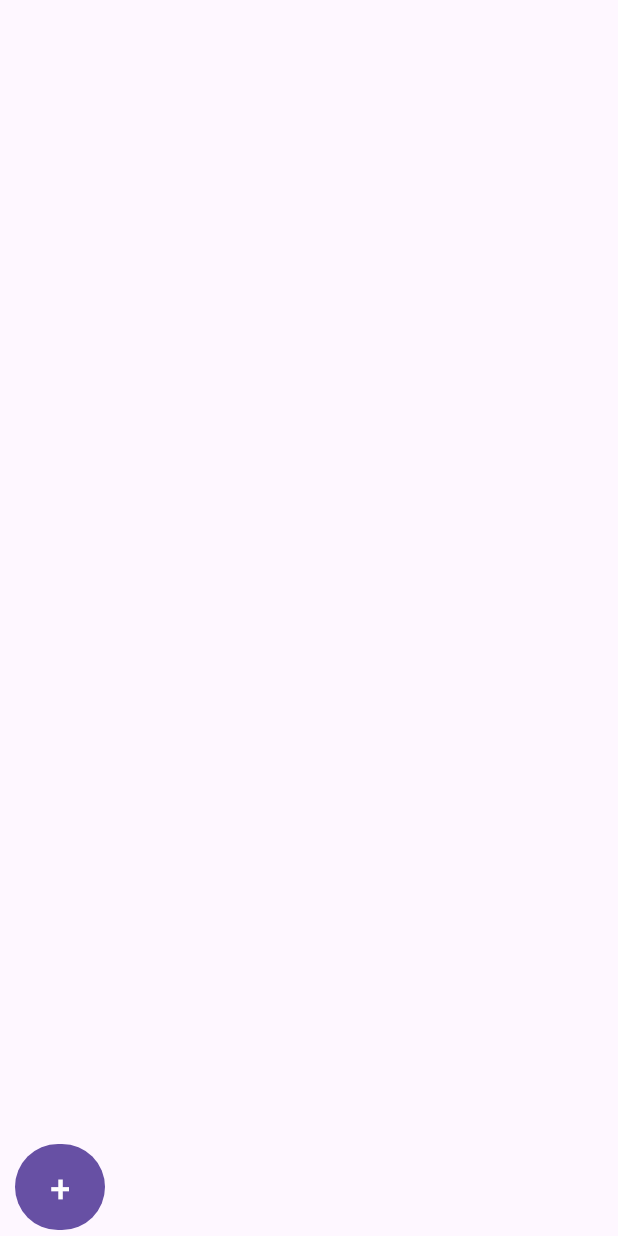
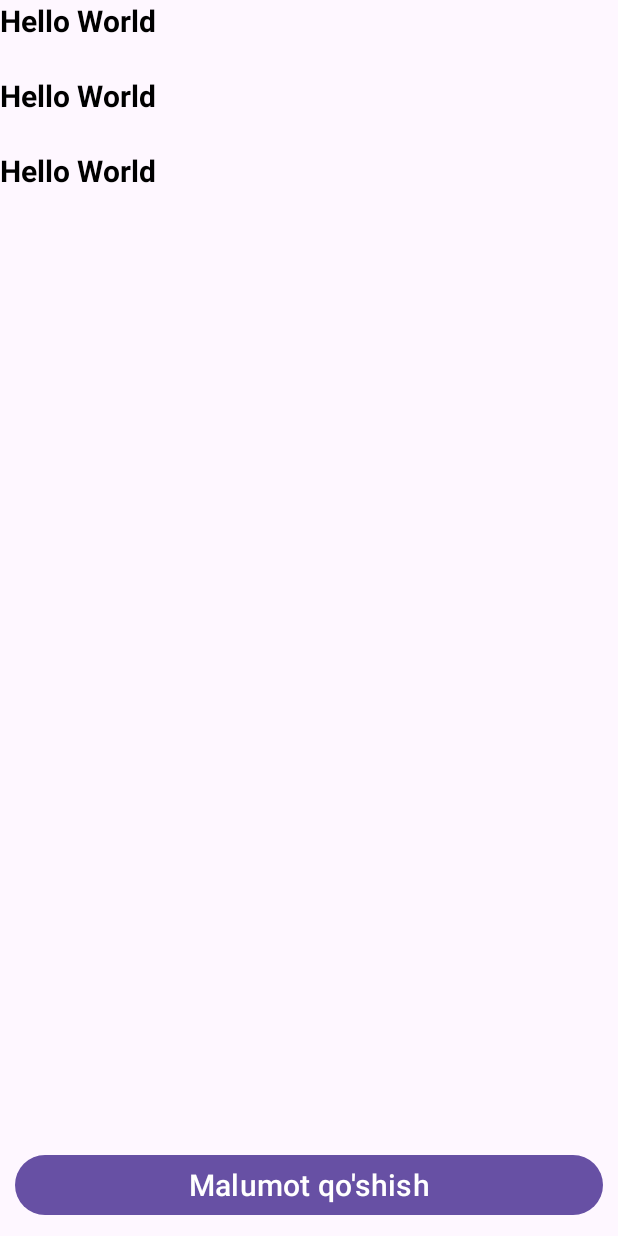
Before and after one commit to sherco707/daftar, an Android app: the layout activity_main.xml on its own in the app's theme, with its tools: preview values and no code run, on a phone screen of 412 x 824 dp. Run offline under Robolectric (Android 15) with nearby library versions, the phone set to English and light mode, and no system bars.

Commit message:
journal
journal

```diff
--- a/app/src/main/res/layout/activity_main.xml
+++ b/app/src/main/res/layout/activity_main.xml
@@ -1,34 +1,31 @@
 <?xml version="1.0" encoding="utf-8"?>
-<LinearLayout xmlns:android="http://schemas.android.com/apk/res/android"
+<androidx.constraintlayout.widget.ConstraintLayout xmlns:android="http://schemas.android.com/apk/res/android"
     xmlns:app="http://schemas.android.com/apk/res-auto"
     xmlns:tools="http://schemas.android.com/tools"
-    android:id="@+id/main"
     android:layout_width="match_parent"
     android:layout_height="match_parent"
     android:gravity="bottom"
-    android:orientation="vertical"
     tools:context=".MainActivity">
 
 
     <androidx.recyclerview.widget.RecyclerView
+        android:id="@+id/RececlerId"
+        android:layout_height="650dp"
+        android:layout_marginBottom="4dp"
+        android:layout_width="match_parent"
+        app:layoutManager="androidx.recyclerview.widget.GridLayoutManager"
+        app:layout_constraintBaseline_toBottomOf="@id/qoshishBtn"
+        app:layout_constraintBottom_toTopOf="@+id/qoshishBtn"
+        tools:layout_editor_absoluteX="0dp"
+        tools:listitem="@layout/item_journal" />
 
-        android:id="@+id/recId"
+    <Button
+        android:id="@+id/qoshishBtn"
         android:layout_width="match_parent"
-        android:layout_height="641dp"
-        android:layout_margin="10dp" />
+        android:layout_height="wrap_content"
+        android:layout_margin="10dp"
+        android:text="Malumot qo'shish"
+        android:textSize="20dp"
+        app:layout_constraintBottom_toBottomOf="parent" />
 
-
-
-        <Button
-            android:id="@+id/qoshishId"
-            android:layout_width="60dp"
-            android:layout_height="65dp"
-            android:layout_marginStart="10dp"
-            android:text="+"
-            android:textSize="25dp" />
-
-
-
-
-
-</LinearLayout>
+</androidx.constraintlayout.widget.ConstraintLayout>
--- /dev/null
+++ b/app/src/main/res/layout/item_journal.xml
@@ -0,0 +1,17 @@
+<?xml version="1.0" encoding="utf-8"?>
+<androidx.constraintlayout.widget.ConstraintLayout xmlns:android="http://schemas.android.com/apk/res/android"
+    xmlns:app="http://schemas.android.com/apk/res-auto"
+    android:layout_width="match_parent"
+    android:layout_height="wrap_content">
+
+    <TextView
+        android:id="@+id/recTxt"
+        android:layout_width="match_parent"
+        android:layout_height="50dp"
+        android:text="Hello World"
+        android:textColor="@color/black"
+        android:textSize="20dp"
+        android:textStyle="bold"
+        app:layout_constraintTop_toTopOf="parent" />
+
+</androidx.constraintlayout.widget.ConstraintLayout>
```
Also changed, not shown: app/src/main/java/com/example/tradejournal/DaftarAdapter.kt (added, +27 -0 lines), app/src/main/java/com/example/tradejournal/MainActivity.kt (+11 -20 lines), app/src/main/java/com/example/tradejournal/MainActivity3.kt (+9 -12 lines), app/src/main/java/com/example/tradejournal/Mysql.kt (+2 -5 lines), app/src/main/res/layout/activity_main2.xml (+7 -8 lines), app/src/main/res/layout/activity_main3.xml (+5 -6 lines).
